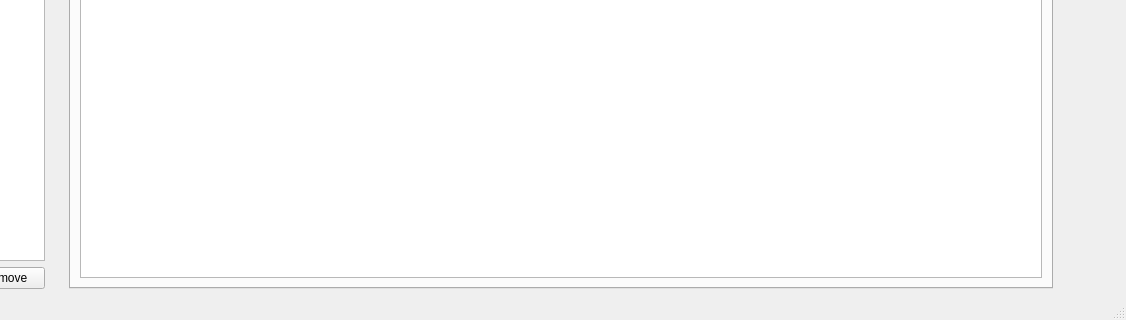
Old version of the form src/uimainwindow.ui in the repository waj334/openstackup; both pictures show x 220 to 1346 and y 430 to 750 of the 1346 by 750 pixel window.
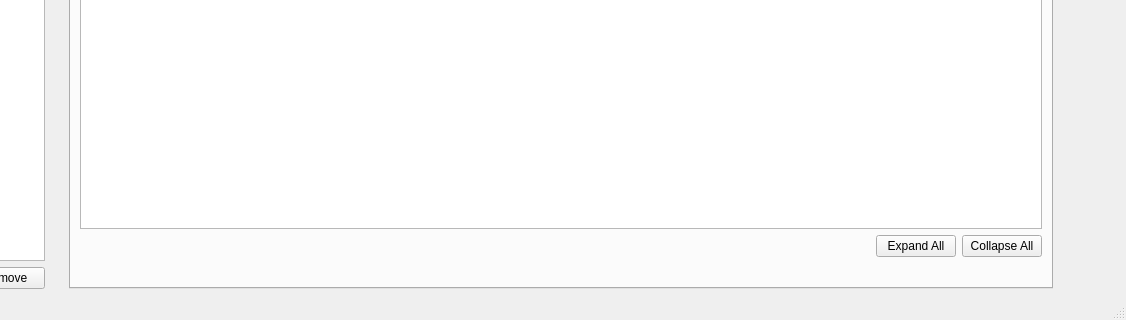
New version of the form.

The edit to the form file:
```diff
--- a/src/uimainwindow.ui
+++ b/src/uimainwindow.ui
@@ -41,6 +41,40 @@
           </property>
          </widget>
         </item>
+        <item>
+         <layout class="QHBoxLayout" name="horizontalLayout_3">
+          <property name="bottomMargin">
+           <number>21</number>
+          </property>
+          <item>
+           <spacer name="horizontalSpacer_3">
+            <property name="orientation">
+             <enum>Qt::Horizontal</enum>
+            </property>
+            <property name="sizeHint" stdset="0">
+             <size>
+              <width>40</width>
+              <height>20</height>
+             </size>
+            </property>
+           </spacer>
+          </item>
+          <item>
+           <widget class="QPushButton" name="spdExpandAllButton">
+            <property name="text">
+             <string>Expand All</string>
+            </property>
+           </widget>
+          </item>
+          <item>
+           <widget class="QPushButton" name="spdCollapseAllButton">
+            <property name="text">
+             <string>Collapse All</string>
+            </property>
+           </widget>
+          </item>
+         </layout>
+        </item>
        </layout>
       </widget>
      </widget>
```
